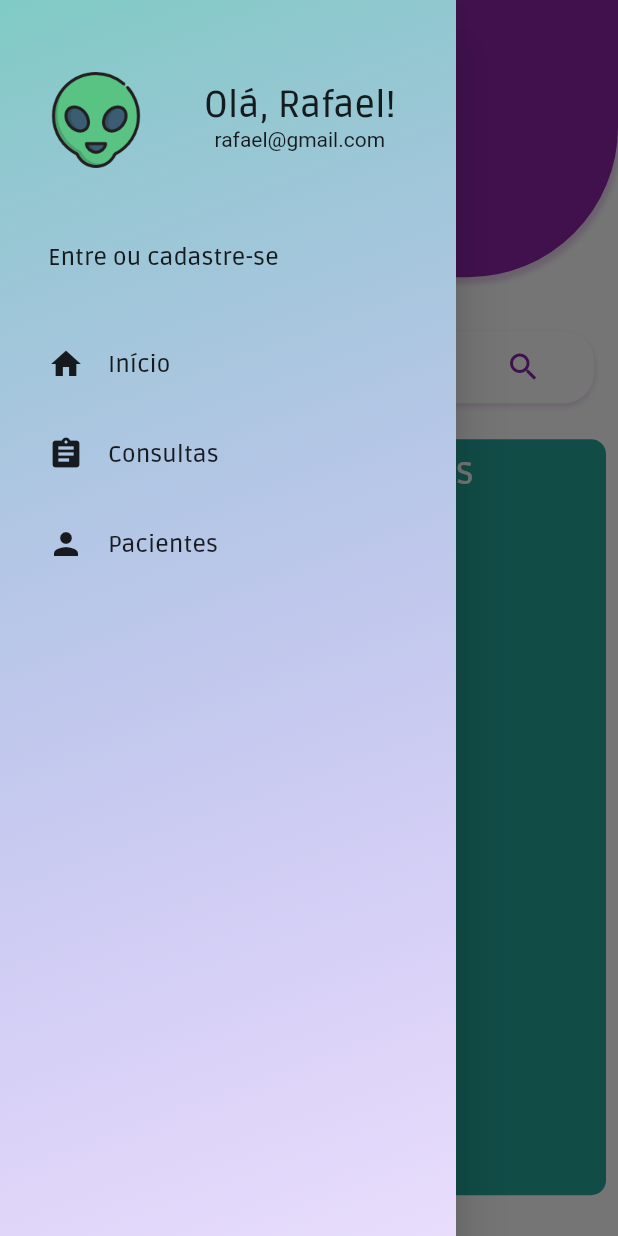
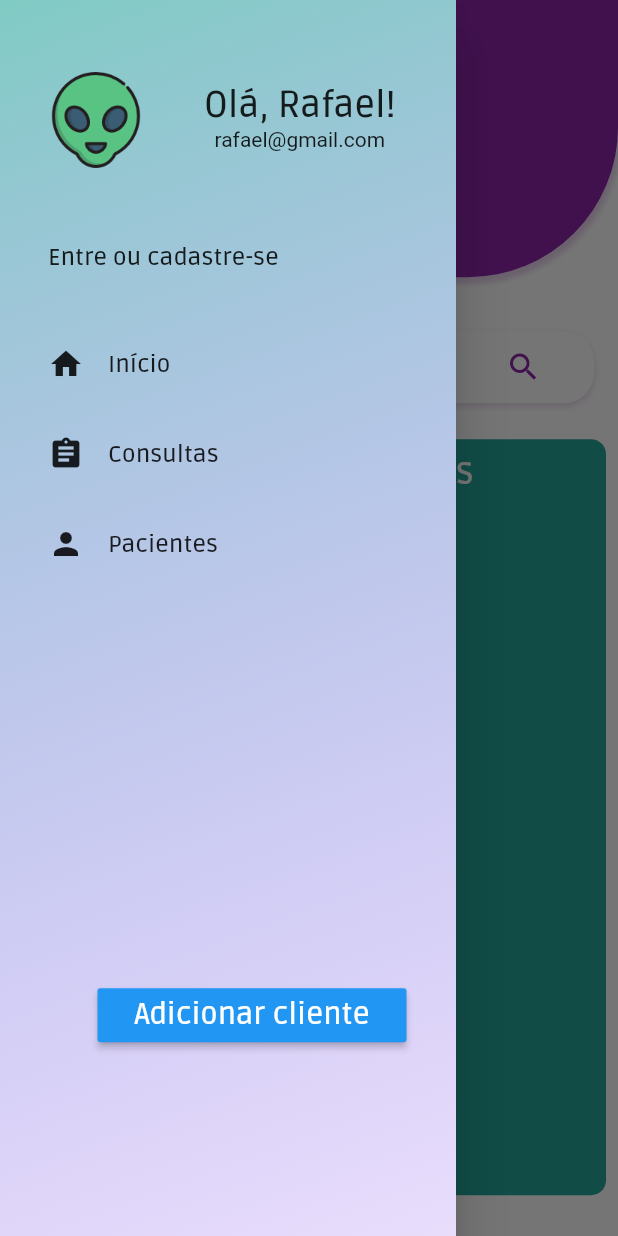
Before and after one commit to Israelmath/Fisio, a Flutter app: the screen it shows after launch, with the side drawer open, on a phone screen of 412 x 824 dp. Run offline on Flutter 3.47's test engine with Material 2 defaults, Android fonts, the phone set to English and light mode, and no system bars; our stand-ins replace flutter_mobx, image_picker, mobx, sqflite; accounts and stored records are empty; generated files the repository leaves out were written again.

Commit message:
MobX implementado. Gerenciando estado da lista da tela inicial. Provider implementado. Provendo os observables e as actions do MobX

```diff
--- a/appfisico/lib/components/client_tile_form.dart
+++ b/appfisico/lib/components/client_tile_form.dart
@@ -1,4 +1,6 @@
+import 'package:appfisico/stores/cliente_store.dart';
 import 'package:flutter/material.dart';
+import 'package:provider/provider.dart';
 
 class ClientTileForm extends StatelessWidget {
   final IconData icon;
@@ -6,6 +8,7 @@ class ClientTileForm extends StatelessWidget {
   bool nomeController;
   bool tecladoNumerico;
   final Function _getContent;
+
 
   ClientTileForm(this.icon, this.hint, this._getContent, {this.nomeController, this.tecladoNumerico});
 
--- a/appfisico/lib/components/custom_drawer.dart
+++ b/appfisico/lib/components/custom_drawer.dart
@@ -1,4 +1,5 @@
 import 'package:appfisico/components/drawer_tile.dart';
+import 'package:appfisico/screens/novo_cliente.dart';
 import 'package:flutter/material.dart';
 
 class CustomDrawer extends StatelessWidget {
@@ -83,6 +84,30 @@ class CustomDrawer extends StatelessWidget {
               DrawerTile('Início', Icons.home),
               DrawerTile('Consultas', Icons.assignment),
               DrawerTile('Pacientes', Icons.person),
+              Padding(
+                padding:
+                    const EdgeInsets.symmetric(horizontal: 33, vertical: 260),
+                child: ButtonTheme(
+                  child: RaisedButton(
+                    child: Text(
+                      'Adicionar cliente',
+                      style: TextStyle(
+                        color: Colors.white,
+                        fontSize: 20,
+                        fontFamily: 'Ruda'
+                      ),
+                    ),
+                    onPressed: () {
+                      Navigator.pop(context);
+                      Navigator.of(context).push(
+                        MaterialPageRoute(
+                          builder: (context) => NewClientForm(),
+                        ),
+                      );
+                    },
+                  ),
+                ),
+              ),
             ],
           ),
         ],
--- a/appfisico/lib/components/proximas_consultas_box.dart
+++ b/appfisico/lib/components/proximas_consultas_box.dart
@@ -1,7 +1,12 @@
 import 'package:appfisico/components/client_card.dart';
+import 'package:appfisico/components/menus/opcoes_contato.dart';
 import 'package:appfisico/dao/cliente_dao.dart';
 import 'package:appfisico/models/cliente.dart';
+import 'package:appfisico/stores/cliente_store.dart';
 import 'package:flutter/material.dart';
+import 'package:flutter_mobx/flutter_mobx.dart';
+import 'package:mobx/mobx.dart';
+import 'package:provider/provider.dart';
 
 class NextInterviews extends StatefulWidget {
   @override
@@ -9,22 +14,23 @@ class NextInterviews extends StatefulWidget {
 }
 
 class _NextInterviewsState extends State<NextInterviews> {
+  ClientDao _clienteDao = ClientDao();
 
-  ClientDao _clienteDao = ClientDao();
-  List<Cliente> clientesList = List();
+  ClientesStore clienteStore;
 
   @override
   void initState() {
     super.initState();
 
-    _clienteDao.getAllClientes().then((list){
-      clientesList = list;
+    _clienteDao.getAllClientes().then((list) {
+      clienteStore.clientesList = list.asObservable();
     });
   }
 
   @override
   Widget build(BuildContext context) {
     Size size = MediaQuery.of(context).size;
+    clienteStore = Provider.of<ClientesStore>(context);
 
     return Container(
       width: size.width - 16,
@@ -54,11 +60,27 @@ class _NextInterviewsState extends State<NextInterviews> {
             color: Colors.teal,
           ),
           Expanded(
-            child: ListView.builder(
-              padding: EdgeInsets.all(8.0),
-              itemCount: clientesList.length,
-              itemBuilder: (context, index){
-                return ClientCard(context, clientesList[index]);
+            child: Observer(
+              builder: (_) {
+                return ListView.builder(
+                  padding: EdgeInsets.all(8.0),
+                  itemCount: clienteStore.clientesList.length,
+                  itemBuilder: (context, index) {
+                    return GestureDetector(
+                      onLongPress: () {
+                        print('Length: ${clienteStore.clientesList.length}');
+                        apresentaMenu(
+                            context, clienteStore, index, _clienteDao);
+                      },
+                      child: Container(
+                        height: 100,
+                        padding: EdgeInsets.only(top: 4),
+                        child: ClientCard(
+                            context, clienteStore.clientesList[index]),
+                      ),
+                    );
+                  },
+                );
               },
             ),
           )
--- a/appfisico/lib/dao/cliente_dao.dart
+++ b/appfisico/lib/dao/cliente_dao.dart
@@ -99,7 +99,6 @@ class ClientDao {
   }
 
   Future<List> getAllClientes() async {
-    print('getAllClientes: Entrou!');
     Database dbCliente = await db;
     List mapsClientesList = await dbCliente.rawQuery('SELECT * FROM $clienteTable');
     List<Cliente> clientesList = List();
--- a/appfisico/lib/main.dart
+++ b/appfisico/lib/main.dart
@@ -1,5 +1,7 @@
 import 'package:appfisico/screens/dashboard.dart';
+import 'package:appfisico/stores/cliente_store.dart';
 import 'package:flutter/material.dart';
+import 'package:provider/provider.dart';
 
 void main() => runApp(Fisio());
 
@@ -7,7 +9,9 @@ class Fisio extends StatelessWidget {
   @override
   Widget build(BuildContext context) {
 
-    return MaterialApp(
+    return Provider<ClientesStore>(
+      create: (_) => ClientesStore(),
+      child: MaterialApp(
         debugShowCheckedModeBanner: false,
         title: 'Fisio',
         theme: ThemeData(
@@ -16,6 +20,7 @@ class Fisio extends StatelessWidget {
           primaryColor: Colors.purple[600],
         ),
         home: Dashboard(),
+      ),
     );
   }
 }
--- a/appfisico/lib/screens/dashboard.dart
+++ b/appfisico/lib/screens/dashboard.dart
@@ -8,7 +8,6 @@ import 'headers/dashboard_head.dart';
 class Dashboard extends StatelessWidget {
   @override
   Widget build(BuildContext context) {
-    Size size = MediaQuery.of(context).size;
 
     return Scaffold(
       drawer: CustomDrawer(),
--- /dev/null
+++ b/appfisico/lib/stores/cliente_store.dart
@@ -0,0 +1,21 @@
+import 'package:appfisico/models/cliente.dart';
+import 'package:mobx/mobx.dart';
+part 'cliente_store.g.dart';
+
+class ClientesStore = _ClientesStore with _$ClientesStore;
+
+abstract class _ClientesStore with Store{
+
+  @observable
+  ObservableList clientesList = ObservableList<Cliente>();
+
+  @action
+  void removeCliente(List clientesList, int index){
+    clientesList.removeAt(index);
+  }
+
+  @action
+  void adicionaCliente(List clienteList, Cliente cliente){
+    clienteList.add(cliente);
+  }
+}
--- a/appfisico/pubspec.yaml
+++ b/appfisico/pubspec.yaml
@@ -22,6 +22,9 @@ dependencies:
   sqflite:
   url_launcher:
   image_picker:
+  mobx:
+  flutter_mobx:
+  provider:
 
   # The following adds the Cupertino Icons font to your application.
   # Use with the CupertinoIcons class for iOS style icons.
@@ -30,6 +33,8 @@ dependencies:
 dev_dependencies:
   flutter_test:
     sdk: flutter
+  mobx_codegen:
+  build_runner:
 
 
 # For information on the generic Dart part of this file, see the
```
Also changed, not shown: appfisico/lib/components/client_card.dart (+37 -28 lines), appfisico/lib/components/menus/opcoes_contato.dart (added, +105 -0 lines), appfisico/lib/screens/novo_cliente.dart (+7 -2 lines), appfisico/lib/stores/cliente_store.g.dart (added), appfisico/pubspec.lock. Lines whose indentation alone changed are shown as unchanged.
